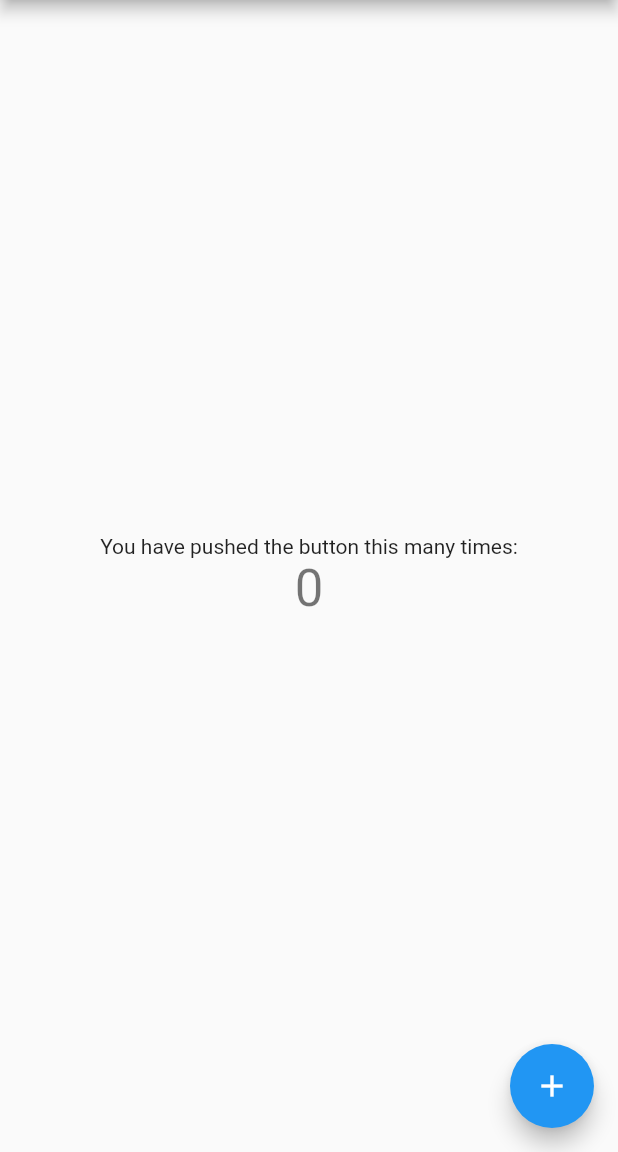
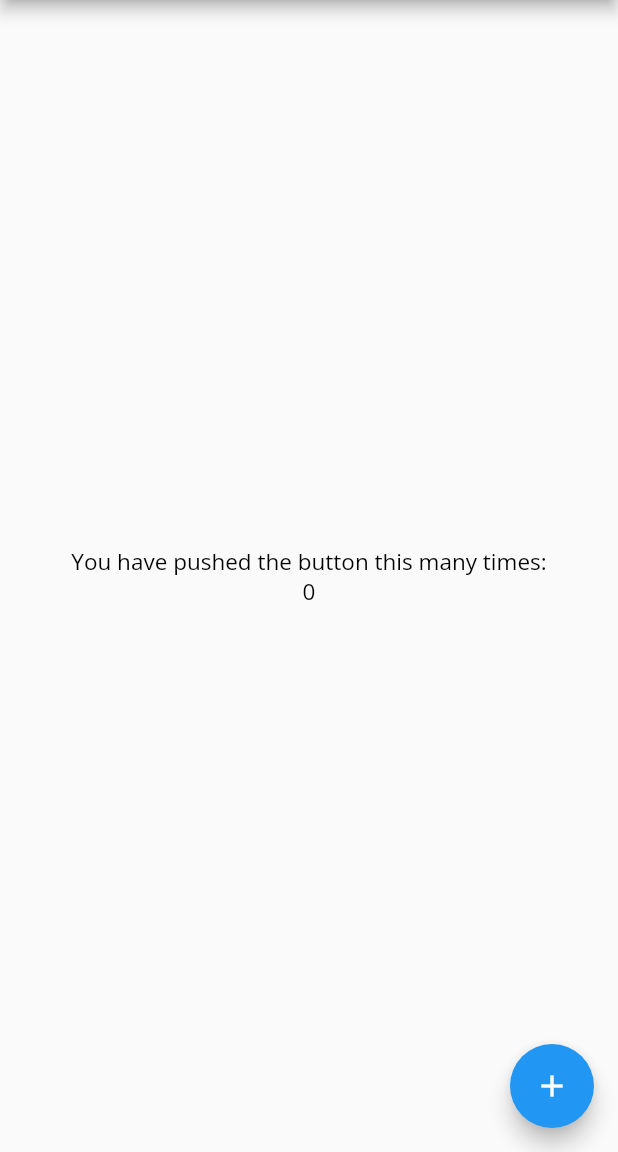
Before and after one commit to LisGein/LinguaShelf_mobile, a Flutter app: the screen it shows after launch, on a phone screen of 412 x 824 dp, the part 84-1236 px from its top. Run offline on Flutter 3.47's test engine with Material 2 defaults, Android fonts, the phone set to English and light mode, and no system bars; our stand-ins replace google_fonts.

```diff
--- a/lib/main.dart
+++ b/lib/main.dart
@@ -1,3 +1,4 @@
+import 'package:batut_de/styles.dart';
 import 'package:flutter/material.dart';
 
 void main() {
@@ -95,12 +96,13 @@ class _MyHomePageState extends State<MyHomePage> {
           // horizontal).
           mainAxisAlignment: MainAxisAlignment.center,
           children: <Widget>[
-            const Text(
+            Text(
               'You have pushed the button this many times:',
+                style: Styles.getTextStyle()
             ),
             Text(
               '$_counter',
-              style: Theme.of(context).textTheme.headline4,
+              style: Styles.getTextStyle()
             ),
           ],
         ),
--- /dev/null
+++ b/lib/styles.dart
@@ -0,0 +1,11 @@
+import 'package:flutter/material.dart';
+import 'package:google_fonts/google_fonts.dart';
+
+class Styles {
+
+  static TextStyle getTextStyle({Color color = Colors.black, double fontSize = 15.0, double height = 1.0,
+    FontWeight fontWeight = FontWeight.normal, Color backgroundColor = Colors.transparent, TextDecoration decoration = TextDecoration.none})
+  {
+    return GoogleFonts.openSans(fontSize: fontSize, color: color, fontWeight: fontWeight, backgroundColor: backgroundColor, decoration: decoration);
+  }
+}
```
Also changed, not shown: pubspec.yaml (+7 -0 lines), assets/graphics/blue_yellow_icon.png (added), assets/graphics/white_logo.png (added), 23 other files.
